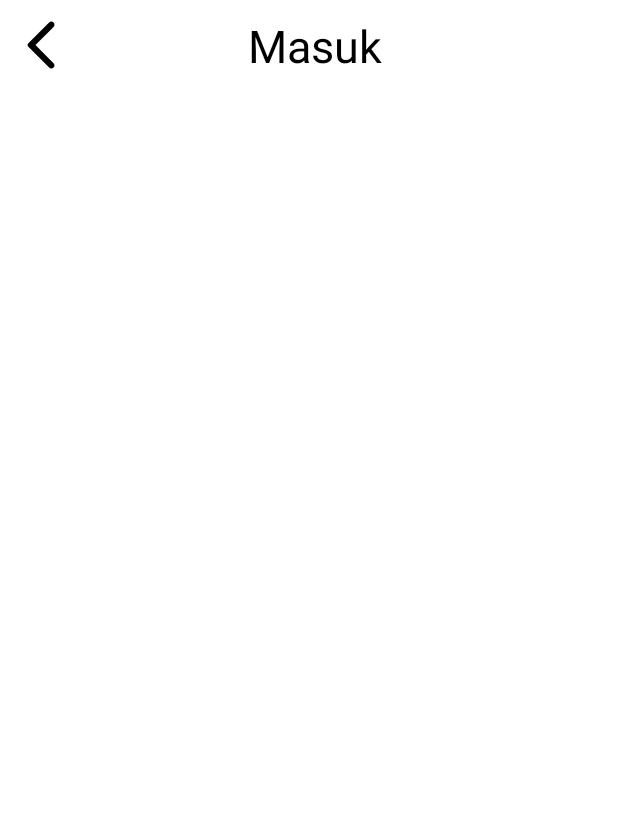
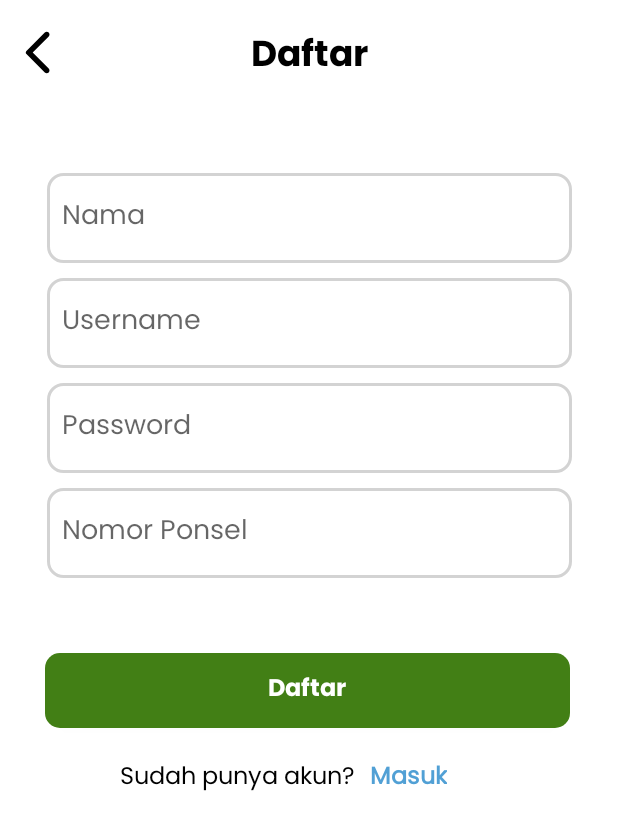
Before and after one commit to Bangkit-C22-PS353-Capstone-Project/Bangkit-C22-PS353-MobileDevelopment, an Android app: the layout fragment_register.xml on its own in the app's theme, with its tools: preview values and no code run, on a phone screen of 412 x 824 dp. Shown: the top 830 px of the screen. Run offline under Robolectric (Android 15) with nearby library versions, the phone set to English and light mode, and no system bars.

Commit message:
update fragment_register.xml

```diff
--- a/app/src/main/java/com/example/capstonec22_ps353/ui/login/LoginFragment.kt
+++ b/app/src/main/java/com/example/capstonec22_ps353/ui/login/LoginFragment.kt
@@ -49,9 +49,9 @@ class LoginFragment : Fragment() {
                 }
             }
         }
-//        binding.tvback.setOnClickListener {
-////            Navigation.findNavController(view).navigate(R.id.action_loginFragment_to_homeFragment)
-//        }
+//       binding.btnBack.setOnClickListener {
+//            Navigation.findNavController(view).navigate(R.id.action_loginFragment_to_homeFragment)
+//       }
     }
 
     override fun onDestroyView() {
--- a/app/src/main/res/layout/fragment_register.xml
+++ b/app/src/main/res/layout/fragment_register.xml
@@ -4,31 +4,129 @@
     xmlns:tools="http://schemas.android.com/tools"
     android:layout_width="match_parent"
     android:layout_height="match_parent"
-    tools:context=".ui.register.RegisterFragment">
+    tools:context=".ui.login.LoginFragment">
 
     <ImageView
         android:id="@+id/btn_back"
-        android:layout_width="40dp"
-        android:layout_height="40dp"
+        android:layout_width="35dp"
+        android:layout_height="35dp"
         android:layout_marginStart="8dp"
-        android:layout_marginTop="10dp"
         android:contentDescription="@string/back"
         android:src="@drawable/ic_back_arrow"
+        app:layout_constraintBottom_toTopOf="@+id/guideline1"
         app:layout_constraintStart_toStartOf="parent"
         app:layout_constraintTop_toTopOf="parent" />
 
     <TextView
-        android:id="@+id/tv_masuk"
+        android:id="@+id/tv_daftar"
         android:layout_width="wrap_content"
-        android:layout_height="wrap_content"
-        android:text="@string/login"
-        android:textColor="@color/black"
-        android:textSize="30sp"
+        android:layout_height="0dp"
+        android:gravity="center_vertical"
+        android:text="@string/register"
+        android:textAppearance="@style/TextSubject"
         app:layout_constraintBottom_toBottomOf="@+id/btn_back"
         app:layout_constraintEnd_toEndOf="parent"
         app:layout_constraintHorizontal_bias="0.427"
         app:layout_constraintStart_toEndOf="@+id/btn_back"
         app:layout_constraintTop_toTopOf="@+id/btn_back" />
+
+    <EditText
+        android:id="@+id/edt_name"
+        android:layout_width="350dp"
+        android:layout_height="60dp"
+        android:layout_marginTop="45dp"
+        android:background="@drawable/edit_text_bg"
+        android:hint="@string/name"
+        android:inputType=""
+        android:fontFamily="@font/poppins_regular"
+        android:padding="10dp"
+        app:layout_constraintEnd_toEndOf="parent"
+        app:layout_constraintStart_toStartOf="parent"
+        app:layout_constraintTop_toTopOf="@+id/guideline1" />
+
+    <EditText
+    android:id="@+id/edt_username"
+    android:layout_width="350dp"
+    android:layout_height="60dp"
+    android:layout_marginTop="10dp"
+    android:background="@drawable/edit_text_bg"
+    android:hint="@string/username"
+    android:fontFamily="@font/poppins_regular"
+    android:padding="10dp"
+    app:layout_constraintEnd_toEndOf="parent"
+    app:layout_constraintStart_toStartOf="parent"
+    app:layout_constraintTop_toBottomOf="@+id/edt_name" />
+
+    <EditText
+        android:id="@+id/edt_password"
+        android:layout_width="350dp"
+        android:layout_height="60dp"
+        android:layout_marginTop="10dp"
+        android:background="@drawable/edit_text_bg"
+        android:hint="@string/password"
+        android:fontFamily="@font/poppins_regular"
+        android:padding="10dp"
+        app:layout_constraintEnd_toEndOf="parent"
+        app:layout_constraintStart_toStartOf="parent"
+        app:layout_constraintTop_toBottomOf="@+id/edt_username" />
+
+    <EditText
+        android:id="@+id/edt_notelp"
+        android:layout_width="350dp"
+        android:layout_height="60dp"
+        android:layout_marginTop="10dp"
+        android:background="@drawable/edit_text_bg"
+        android:hint="@string/phone_number"
+        android:fontFamily="@font/poppins_regular"
+        android:padding="10dp"
+        android:inputType="phone"
+        app:layout_constraintEnd_toEndOf="parent"
+        app:layout_constraintStart_toStartOf="parent"
+        app:layout_constraintTop_toBottomOf="@+id/edt_password" />
+
+
+    <androidx.appcompat.widget.AppCompatButton
+        android:id="@+id/btn_register"
+        style="@style/TextCategory"
+        android:layout_width="350dp"
+        android:layout_height="50dp"
+        android:layout_marginTop="50dp"
+        android:background="@drawable/button_bg"
+        android:text="@string/register"
+        android:textColor="@color/white"
+        android:textSize="16sp"
+        android:textAllCaps="false"
+        android:fontFamily="@font/poppins_medium"
+        app:layout_constraintEnd_toEndOf="parent"
+        app:layout_constraintHorizontal_bias="0.488"
+        app:layout_constraintStart_toStartOf="parent"
+        app:layout_constraintTop_toBottomOf="@+id/edt_notelp" />
+
+    <TextView
+        android:id="@+id/tv_register"
+        android:layout_width="wrap_content"
+        android:layout_height="wrap_content"
+        android:layout_marginStart="80dp"
+        android:layout_marginTop="20dp"
+        android:text="@string/have_account"
+        android:fontFamily="@font/poppins_regular"
+        android:textColor="@color/black"
+        android:textSize="16sp"
+        app:layout_constraintStart_toStartOf="parent"
+        app:layout_constraintTop_toBottomOf="@id/btn_register" />
+
+    <TextView
+        android:id="@+id/btn_login"
+        android:layout_width="wrap_content"
+        android:layout_height="wrap_content"
+        android:layout_marginStart="10dp"
+        android:text="@string/login"
+        android:fontFamily="@font/poppins_regular"
+        android:textColor="@color/blue"
+        android:textSize="16sp"
+        android:textStyle="bold"
+        app:layout_constraintStart_toEndOf="@+id/tv_register"
+        app:layout_constraintTop_toTopOf="@+id/tv_register" />
 
     <androidx.constraintlayout.widget.Guideline
         android:id="@+id/guideline1"
--- a/app/src/main/res/values/strings.xml
+++ b/app/src/main/res/values/strings.xml
@@ -7,17 +7,18 @@
     <string name="profile">Profile</string>
 
     <!--    login page-->
-    <string name="username">Username / No. Telp</string>
+    <string name="username_tlp">Username / No. Telp</string>
     <string name="password">Password</string>
     <string name="login">Masuk</string>
     <string name="welcome">Selamat datang di BumiTani</string>
-    <string name="account">Belum punya akun?</string>
+    <string name="no_account">Belum punya akun?</string>
     <string name="register">Daftar</string>
 
-<!--    register page-->
+    <!--    register page-->
     <string name="name">Nama</string>
-    <string name="username2">Username</string>
-
+    <string name="username">Username</string>
+    <string name="phone_number">Nomor Ponsel</string>
+    <string name="have_account">Sudah punya akun?</string>
 
     <!--    for image content description-->
     <string name="back">back button</string>
@@ -30,7 +31,7 @@
     <string name="cabai_rawit">Cabai Rawit</string>
     <string name="produk_pilihan">Produk Pilihan</string>
 
-
+    <!--    drop down category di price page-->
     <string-array name="data_category">
         <item>Beras</item>
         <item>Bawang Merah</item>
```
Also changed, not shown: app/src/main/java/com/example/capstonec22_ps353/ui/register/RegisterFragment.kt (+33 -38 lines), app/src/main/res/layout/fragment_login.xml (+6 -4 lines).
